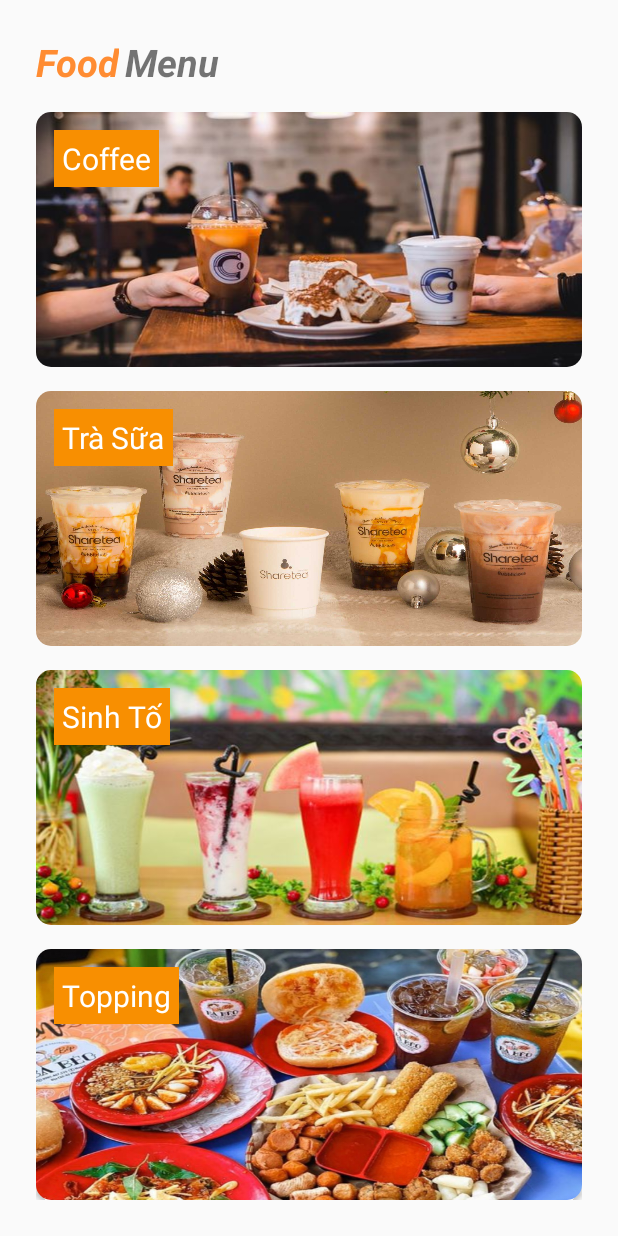
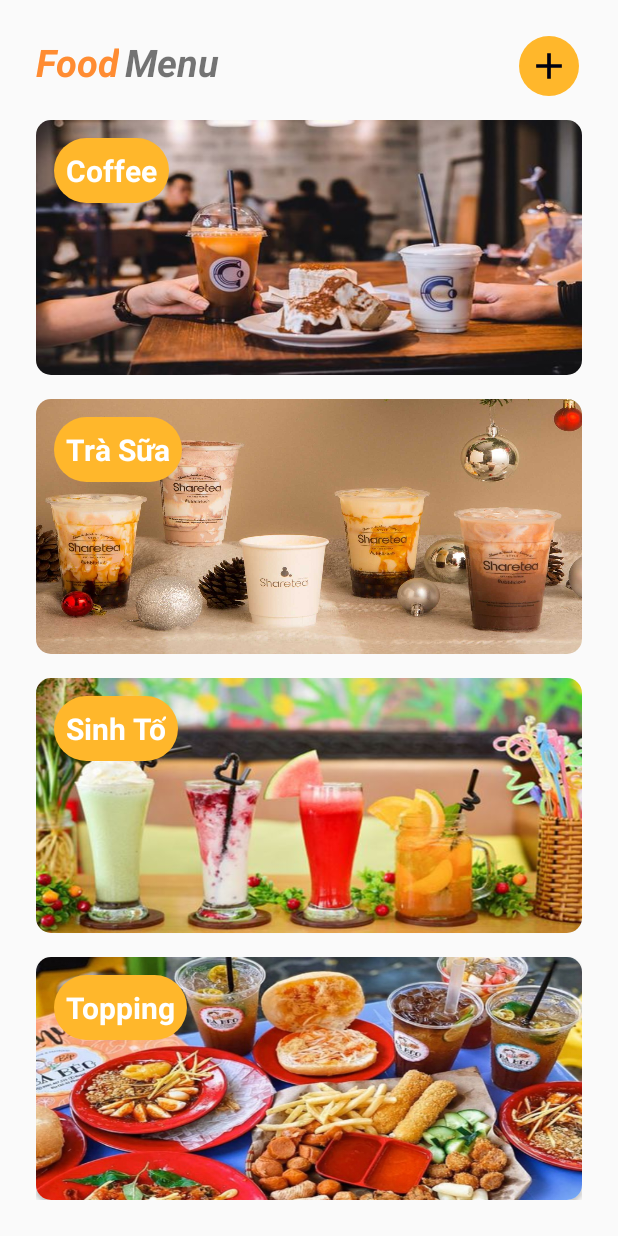
Before and after one commit to phapzip1/Coffee-Cake, an Android app: the layout layout_menu.xml on its own in the app's theme, with its tools: preview values and no code run, on a phone screen of 412 x 824 dp. Run offline under Robolectric (Android 15) with nearby library versions, the phone set to English and light mode, and no system bars.

Commit message:
add files

```diff
--- a/app/src/main/res/layout/layout_menu.xml
+++ b/app/src/main/res/layout/layout_menu.xml
@@ -23,6 +23,15 @@
             android:text="Menu"
             android:layout_width="wrap_content"
             android:layout_height="wrap_content"/>
+        <ImageView
+            android:padding="5dp"
+            android:background="@drawable/round_bg"
+            android:layout_marginLeft="200dp"
+            android:layout_width="40dp"
+            android:layout_height="40dp"
+            android:gravity="center"
+            android:src="@drawable/ic_add"
+            android:textColor="@color/white"/>
 
     </LinearLayout>
     <androidx.cardview.widget.CardView
@@ -42,9 +51,10 @@
                 android:layout_width="wrap_content"
                 android:layout_height="wrap_content">
                 <TextView
-                    android:padding="5dp"
-                    android:background="@color/cam"
+                    android:padding="8dp"
+                    android:background="@drawable/round_bg"
                     android:text="Coffee"
+                    android:textStyle="bold"
                     android:textColor="@color/white"
                     android:textSize="20sp"
                     android:layout_width="wrap_content"
@@ -72,9 +82,10 @@
                 android:layout_width="wrap_content"
                 android:layout_height="wrap_content">
                 <TextView
-                    android:padding="5dp"
-                    android:background="@color/cam"
+                    android:padding="8dp"
+                    android:background="@drawable/round_bg"
                     android:text="Trà Sữa"
+                    android:textStyle="bold"
                     android:textColor="@color/white"
                     android:textSize="20sp"
                     android:layout_width="wrap_content"
@@ -102,9 +113,10 @@
                 android:layout_width="wrap_content"
                 android:layout_height="wrap_content">
                 <TextView
-                    android:padding="5dp"
-                    android:background="@color/cam"
+                    android:padding="8dp"
+                    android:background="@drawable/round_bg"
                     android:text="Sinh Tố"
+                    android:textStyle="bold"
                     android:textColor="@color/white"
                     android:textSize="20sp"
                     android:layout_width="wrap_content"
@@ -132,9 +144,10 @@
                 android:layout_width="wrap_content"
                 android:layout_height="wrap_content">
                 <TextView
-                    android:padding="5dp"
-                    android:background="@color/cam"
+                    android:padding="8dp"
+                    android:background="@drawable/round_bg"
                     android:text="Topping"
+                    android:textStyle="bold"
                     android:textColor="@color/white"
                     android:textSize="20sp"
                     android:layout_width="wrap_content"
--- a/app/src/main/res/layout/layout_staff_manage.xml
+++ b/app/src/main/res/layout/layout_staff_manage.xml
@@ -156,8 +156,8 @@
         <ImageView
             android:layout_width="56dp"
             android:layout_height="56dp"
-            android:layout_marginBottom="16dp"
-            android:background="@drawable/circle_img"
+            android:layout_marginBottom="5dp"
+            android:background="@drawable/round_bg"
             android:gravity="center"
             android:padding="12dp"
             android:src="@drawable/ic_add"
```
